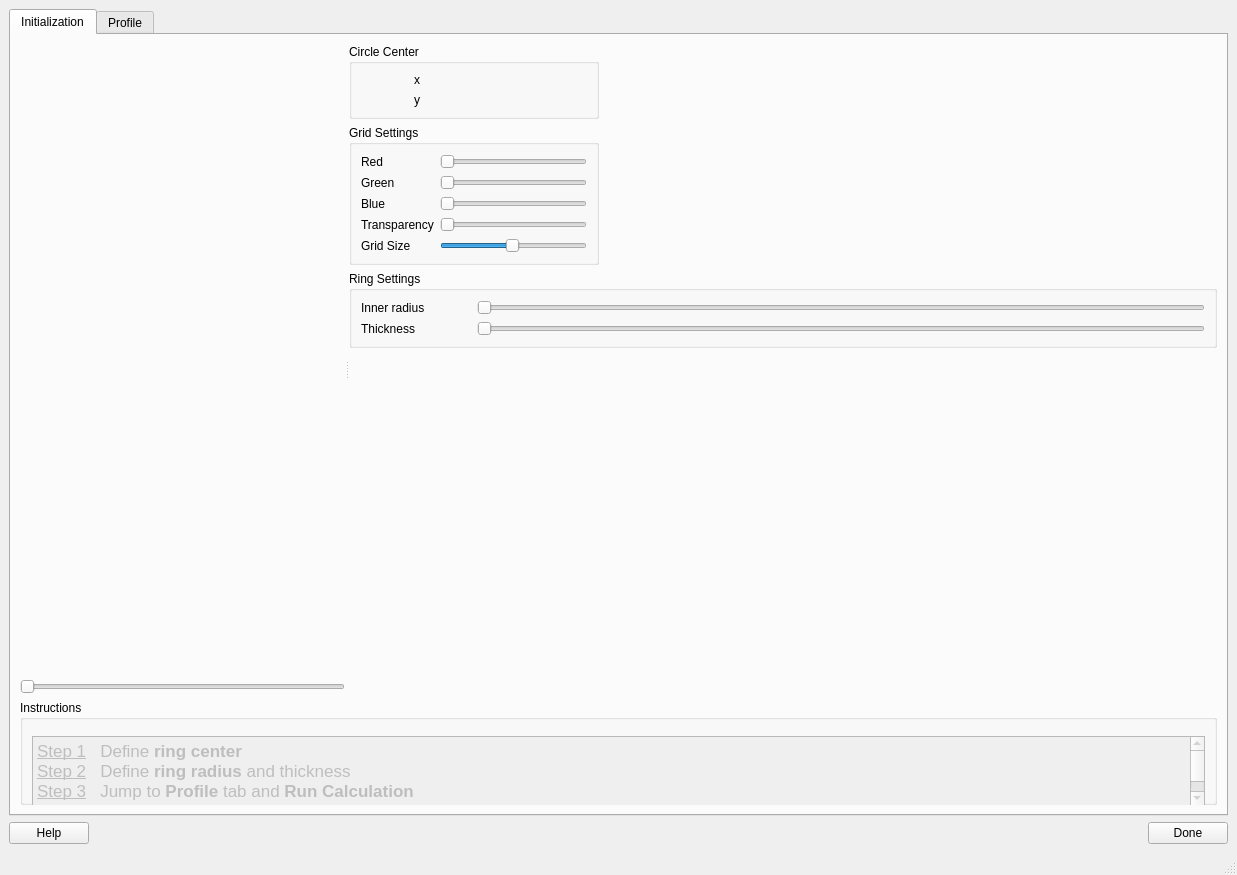
neutronimaging/python_notebooks, file notebooks/ui/ui_circular_profile_of_a_ring.ui: the form before one commit.
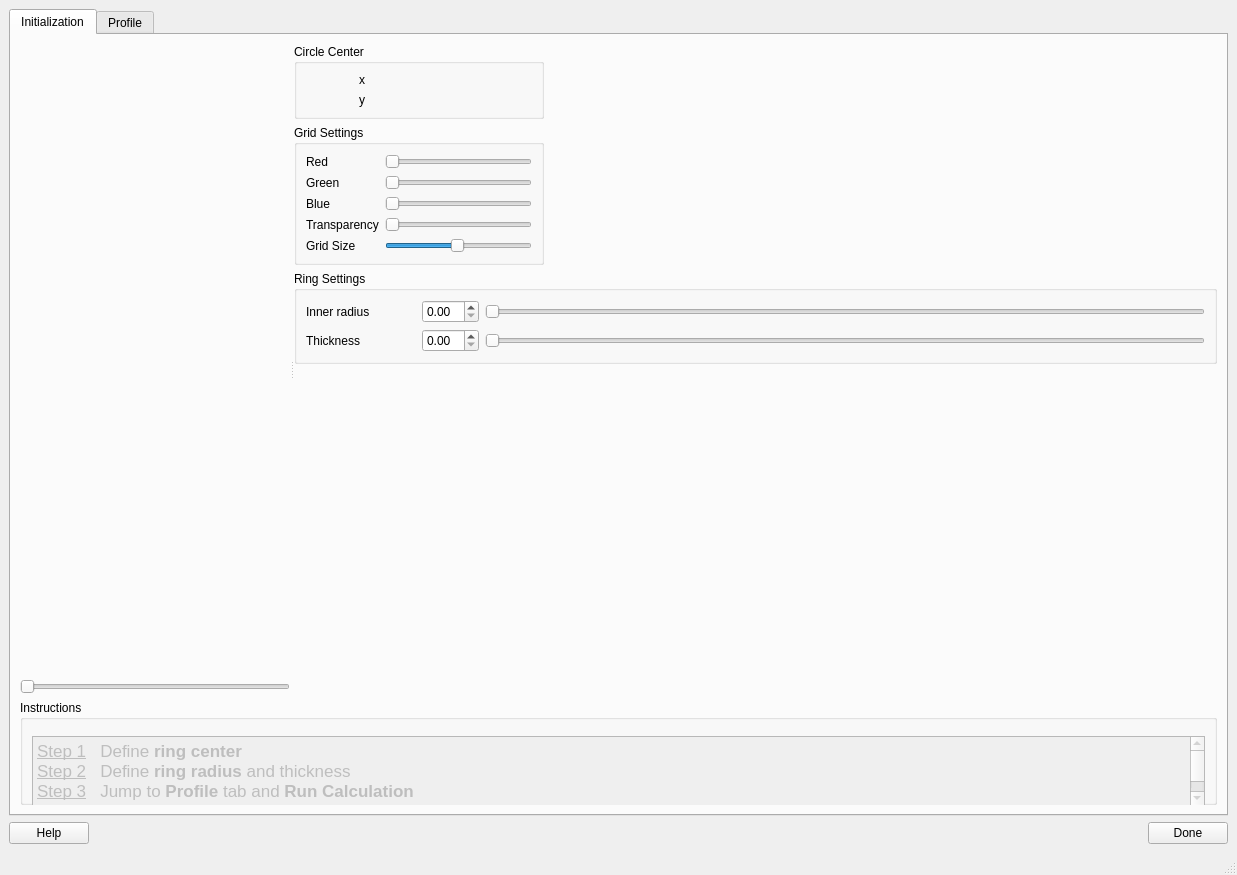
The form after the commit.

Commit message: adding ring settings. this refs #14

```diff
--- a/notebooks/ui/ui_circular_profile_of_a_ring.ui
+++ b/notebooks/ui/ui_circular_profile_of_a_ring.ui
@@ -258,6 +258,9 @@
                    </property>
                   </widget>
                  </item>
+                 <item>
+                  <widget class="QDoubleSpinBox" name="ring_inner_radius_doubleSpinBox"/>
+                 </item>
                  <item>
                   <widget class="QSlider" name="ring_inner_radius_slider">
                    <property name="orientation">
@@ -288,6 +291,9 @@
                    </property>
                   </widget>
                  </item>
+                 <item>
+                  <widget class="QDoubleSpinBox" name="ring_thickness_doubleSpinBox"/>
+                 </item>
                  <item>
                   <widget class="QSlider" name="ring_thickness_slider">
                    <property name="orientation">
```
Left out of the diff: 33 changed lines with no effect on the pictures. The commit also changes 1 other file.
